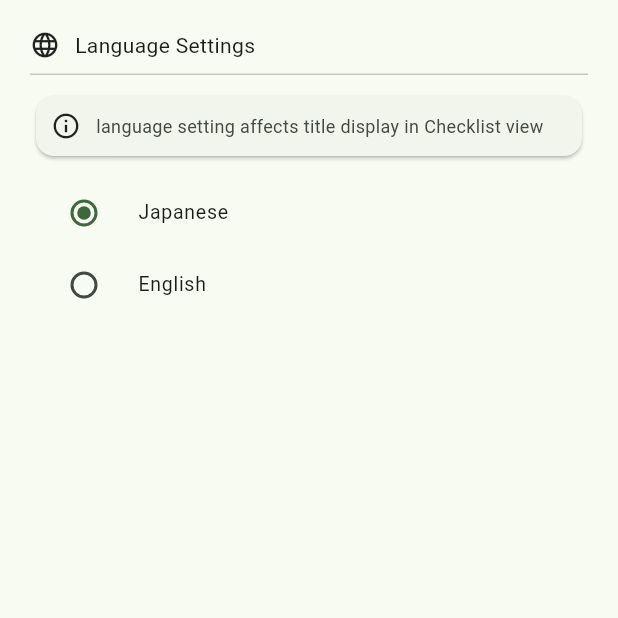
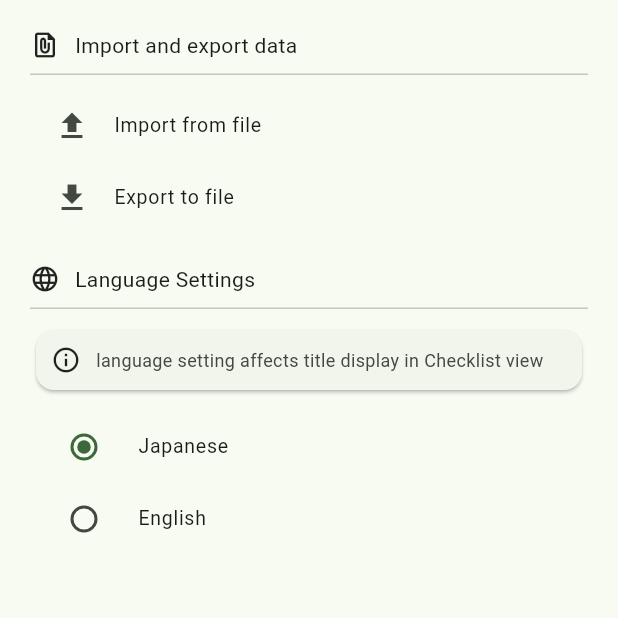
Before and after one commit to pasca-l/episode-tracker, a Flutter app: the TrackerSettings screen opened directly with empty values, on a phone screen of 412 x 824 dp, the top half of it. Run offline on Flutter 3.47's test engine with Material 3 defaults, Android fonts, the phone set to English and light mode, and no system bars; our stand-ins replace cloud_firestore, firebase_auth, firebase_core, flutter_riverpod, google_sign_in, shared_preferences; accounts and stored records are empty; statements that could not run were skipped.

Commit message:
added import settings section

```diff
--- /dev/null
+++ b/app/lib/features/tracker/widgets/settings/settings_imports.dart
@@ -0,0 +1,45 @@
+// Flutter imports:
+import 'package:flutter/material.dart';
+
+class SettingsImports extends StatelessWidget {
+  const SettingsImports({super.key});
+
+  @override
+  Widget build(BuildContext context) {
+    return Column(
+      spacing: 10,
+      children: [
+        Row(
+          spacing: 10,
+          children: [
+            Icon(
+              Icons.file_present,
+              size: 20,
+            ),
+            Text("Import and export data"),
+          ],
+        ),
+        Divider(
+          height: 0,
+        ),
+        ListView(
+          shrinkWrap: true,
+          children: [
+            ListTile(
+              dense: true,
+              leading: Icon(Icons.file_upload),
+              title: Text("Import from file"),
+              onTap: () {},
+            ),
+            ListTile(
+              dense: true,
+              leading: Icon(Icons.file_download),
+              title: Text("Export to file"),
+              onTap: () {},
+            ),
+          ],
+        ),
+      ],
+    );
+  }
+}
--- a/app/lib/features/tracker/widgets/settings/settings_view.dart
+++ b/app/lib/features/tracker/widgets/settings/settings_view.dart
@@ -3,6 +3,7 @@ import 'package:flutter/material.dart';
 
 // Project imports:
 import 'package:app/features/tracker/models/tracker.dart';
+import 'package:app/features/tracker/widgets/settings/settings_imports.dart';
 import 'package:app/features/tracker/widgets/settings/settings_language.dart';
 
 class SettingsView extends StatelessWidget {
@@ -19,8 +20,9 @@ class SettingsView extends StatelessWidget {
             maxWidth: MediaQuery.of(context).size.width - 40,
           ),
           child: Column(
-            spacing: 10,
+            spacing: 20,
             children: [
+              SettingsImports(),
               SettingsLanguage(),
             ],
           )),
```
